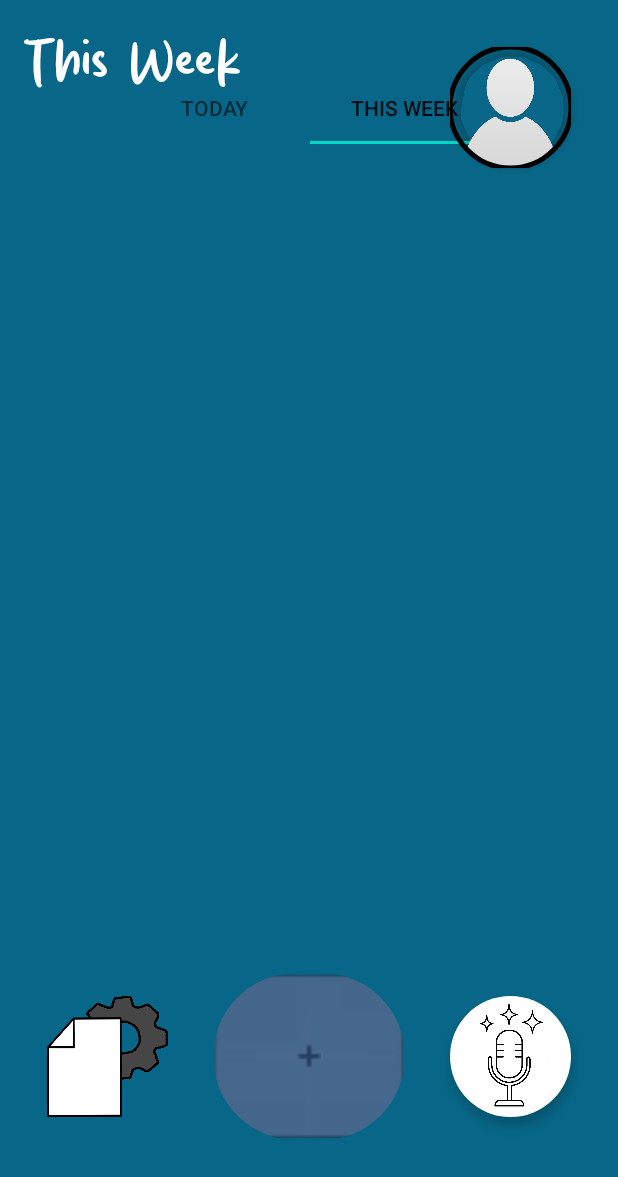
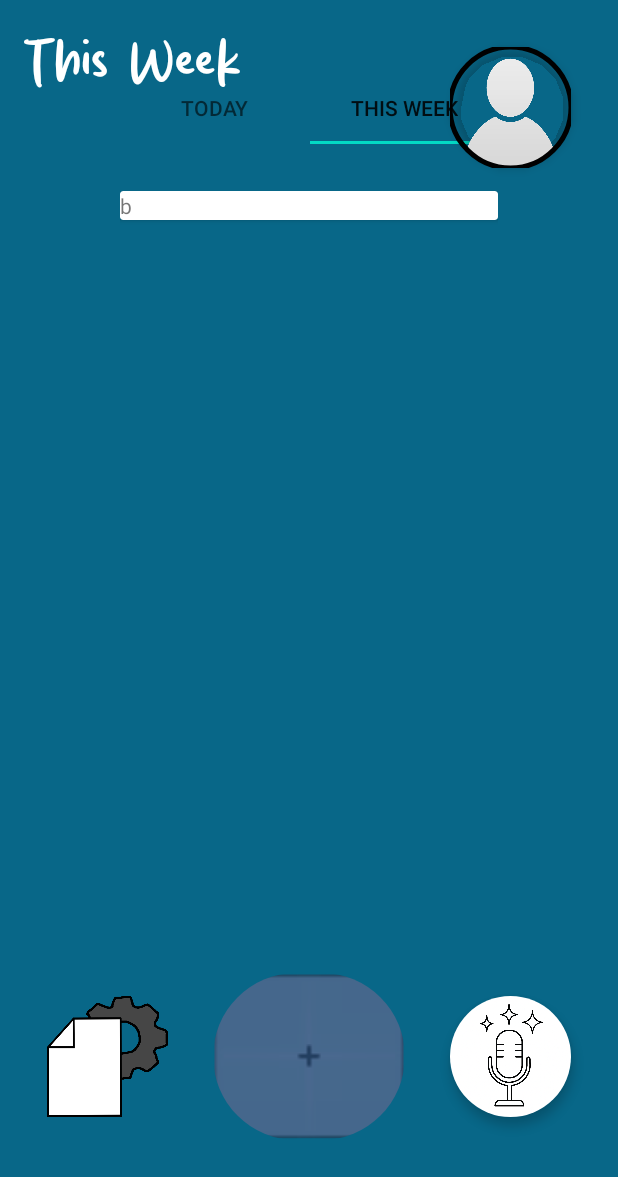
Before and after one commit to EthanK300/Swiper, an Android app: the MainActivity screen opened directly, with no data from a screen before it, tab 2 chosen, on a phone screen of 412 x 824 dp. Shown: the top 1177 px of the screen. Run offline under Robolectric (Android 15) with nearby library versions, the phone set to English and light mode, and no system bars.

Commit message:
page fragment basic functionality

```diff
--- a/app/src/main/java/com/application/swiper/MainActivity.java
+++ b/app/src/main/java/com/application/swiper/MainActivity.java
@@ -7,6 +7,9 @@ import androidx.appcompat.app.AppCompatActivity;
 import androidx.fragment.app.Fragment;
 import com.google.android.material.imageview.ShapeableImageView;
 import com.google.android.material.tabs.TabLayout;
+
+import java.util.ArrayList;
+import java.util.Arrays;
 import java.util.List;
 
 public class MainActivity extends AppCompatActivity {
@@ -47,30 +50,24 @@ public class MainActivity extends AppCompatActivity {
         tabLayout.addTab(tabLayout.newTab().setText("This Week"));
         tabLayout.addTab(tabLayout.newTab().setText("All"));
 
+        fragments = new ArrayList<Fragment>();
+        fragments.add(PageFragment.newInstance("a"));
+        fragments.add(PageFragment.newInstance("b"));
+        fragments.add(PageFragment.newInstance("c"));
+
+
         getSupportFragmentManager()
                 .beginTransaction()
-                .replace(R.id.fragment_container, new PageFragment()) // TODO: finish this so that fragments work
+                .replace(R.id.fragment_container, fragments.get(0)) // TODO: finish this so that fragments work
                 .commit();
 
         // Handle tab switching
         tabLayout.addOnTabSelectedListener(new TabLayout.OnTabSelectedListener() {
             @Override
             public void onTabSelected(TabLayout.Tab tab) {
-                Fragment selected = null;
-
-                // TODO: finish this so that the fragments work
-                switch (tab.getPosition()) {
-                    case 0:
-                        break;
-                    case 1:
-                        break;
-                    case 2:
-                        break;
-                }
-
                 getSupportFragmentManager()
                         .beginTransaction()
-                        .replace(R.id.fragment_container, selected)
+                        .replace(R.id.fragment_container, fragments.get(tab.getPosition()))
                         .commit();
             }
 
--- /dev/null
+++ b/app/src/main/java/com/application/swiper/PageFragment.java
@@ -0,0 +1,40 @@
+package com.application.swiper;
+
+import android.os.Bundle;
+import android.view.LayoutInflater;
+import android.view.View;
+import android.view.ViewGroup;
+import android.widget.TextView;
+
+import androidx.fragment.app.Fragment;
+
+public class PageFragment extends Fragment {
+    public PageFragment(){
+
+    }
+
+    public static PageFragment newInstance(String text) {
+        PageFragment fragment = new PageFragment();
+        Bundle args = new Bundle();
+        args.putString("text", text);
+        fragment.setArguments(args);
+        return fragment;
+    }
+
+    @Override
+    public void onViewCreated(View view, Bundle savedInstanceState) {
+        super.onViewCreated(view, savedInstanceState);
+
+        // Safely get the argument
+        String text = getArguments().getString("text");
+        TextView t = view.findViewById(R.id.card_text);
+        t.setText(text);
+    }
+
+    @Override
+    public View onCreateView(LayoutInflater inflater, ViewGroup container,
+                             Bundle savedInstanceState) {
+        return inflater.inflate(R.layout.page_fragment, container, false);
+    }
+
+}
```
Also changed, not shown: app/src/main/res/layout/page_fragment.xml (renamed from app/src/main/res/layout/card_item.xml).
